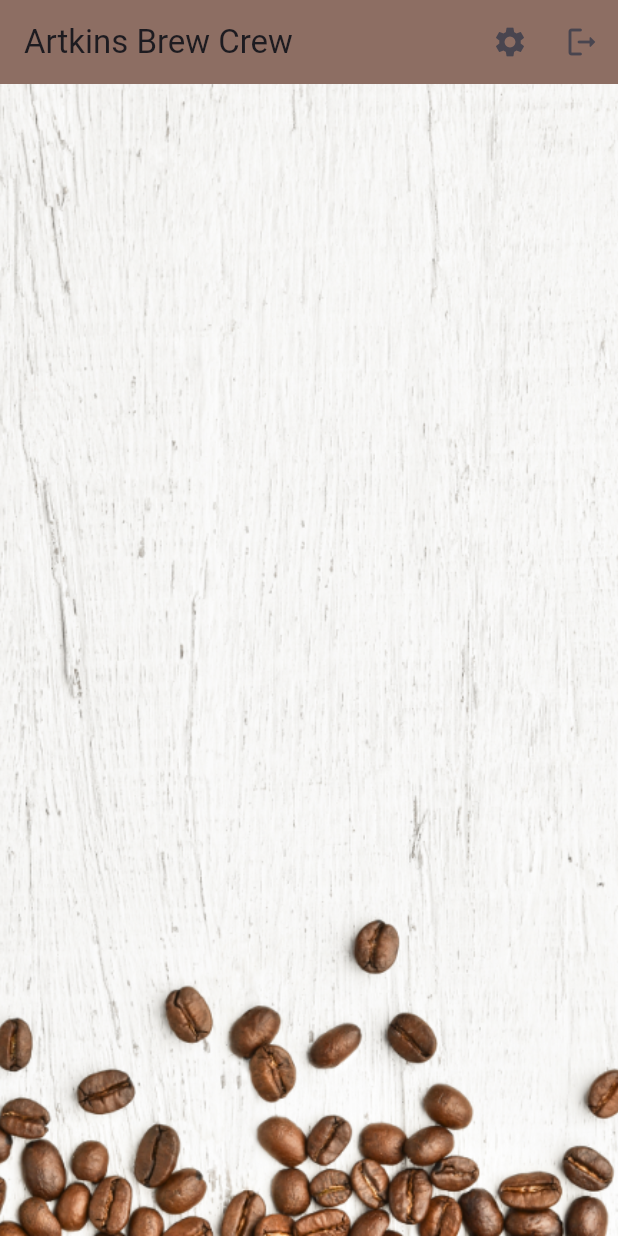
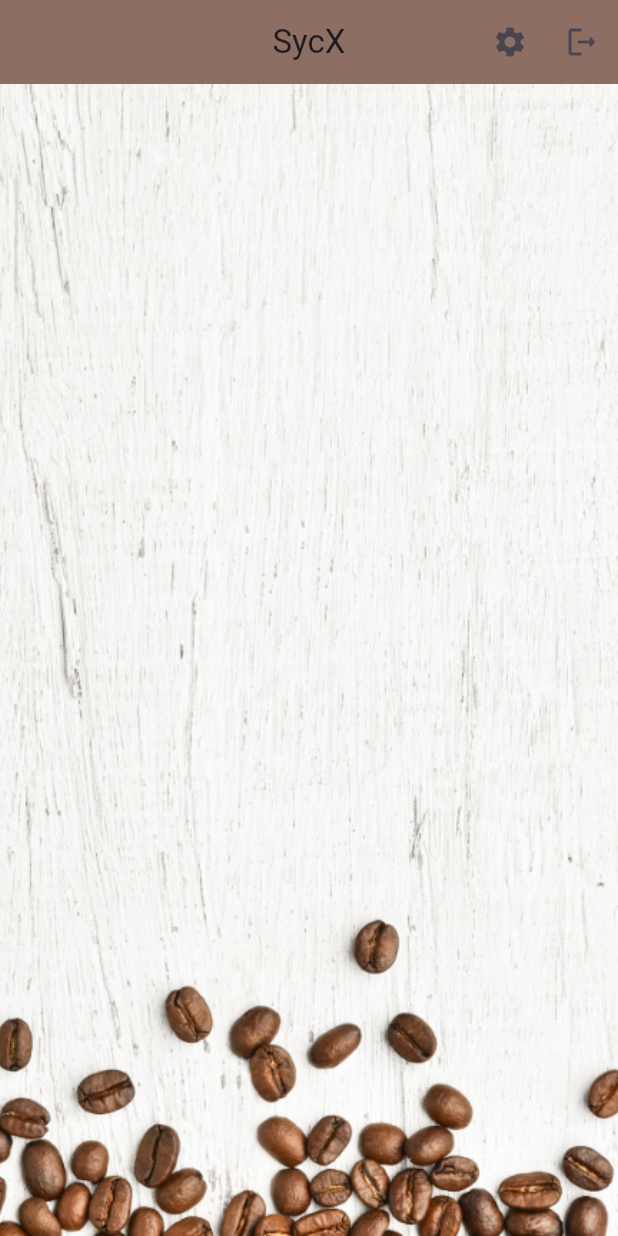
Before and after one commit to opiyodon/brew_crew, a Flutter app: the screen it shows once a user with an empty profile is signed in, after a tap on the "logout" icon, on a phone screen of 412 x 824 dp. Run offline on Flutter 3.47's test engine with Material 3 defaults, Android fonts, the phone set to English and light mode, and no system bars; our stand-ins replace cloud_firestore, firebase_auth, firebase_core, firebase_storage, flutter_spinkit, image_picker; accounts and stored records are empty.

Commit message:
finished developing the app

```diff
--- a/lib/screens/authenticate/sign_in.dart
+++ b/lib/screens/authenticate/sign_in.dart
@@ -34,7 +34,8 @@ class _SignInState extends State<SignIn> {
             appBar: AppBar(
               backgroundColor: Colors.brown[400],
               elevation: 0.0,
-              title: const Text('Sign In to Artkins Brew Crew'),
+              title: const Text('Sign In'),
+              centerTitle: true,
             ),
             body: Container(
               padding:
--- a/lib/screens/home/home.dart
+++ b/lib/screens/home/home.dart
@@ -45,9 +45,10 @@ class Home extends StatelessWidget {
       child: Scaffold(
         backgroundColor: Colors.brown[50],
         appBar: AppBar(
-          title: const Text('Artkins Brew Crew'),
+          title: const Text('SycX'),
           backgroundColor: Colors.brown[400],
           elevation: 0.0,
+          centerTitle: true,
           actions: [
             IconButton(
               icon: const Icon(Icons.settings),
--- a/lib/services/auth.dart
+++ b/lib/services/auth.dart
@@ -13,7 +13,6 @@ class AuthService {
     return _auth.authStateChanges().map(_userFromFirebaseUser);
   }
 
-  // signInWithEmailAndPassword
   Future<CustomUser?> signInWithEmailAndPassword(
       String email, String password) async {
     try {
@@ -26,13 +25,8 @@ class AuthService {
     }
   }
 
-  // registerWithEmailAndPassword
   Future<CustomUser?> registerWithEmailAndPassword(
-      String email,
-      String password,
-      String username,
-      String profilePicture,
-      ) async {
+      String email, String password, String username, String profilePicture) async {
     try {
       UserCredential result = await _auth.createUserWithEmailAndPassword(
         email: email,
@@ -54,11 +48,11 @@ class AuthService {
     }
   }
 
-  Future signOut() async {
+  Future<void> signOut() async {
     try {
-      return await _auth.signOut();
+      await _auth.signOut();
     } catch (e) {
-      return null;
+      // Handle error
     }
   }
 }
```
Also changed, not shown: lib/screens/authenticate/register.dart (+20 -7 lines).
